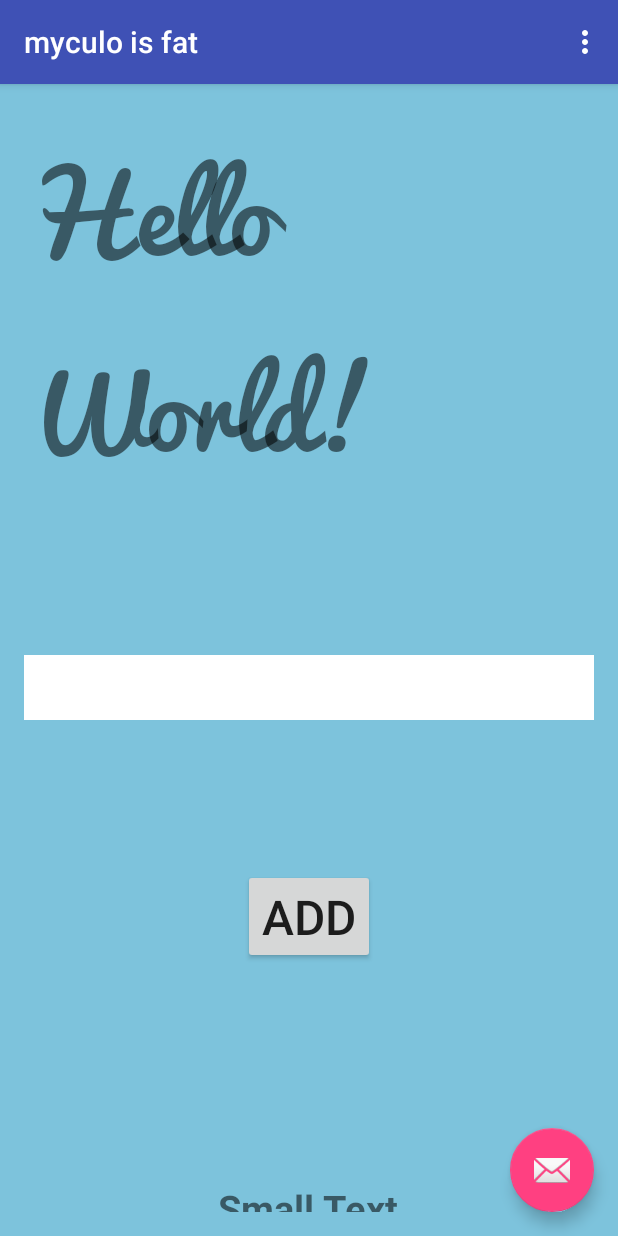
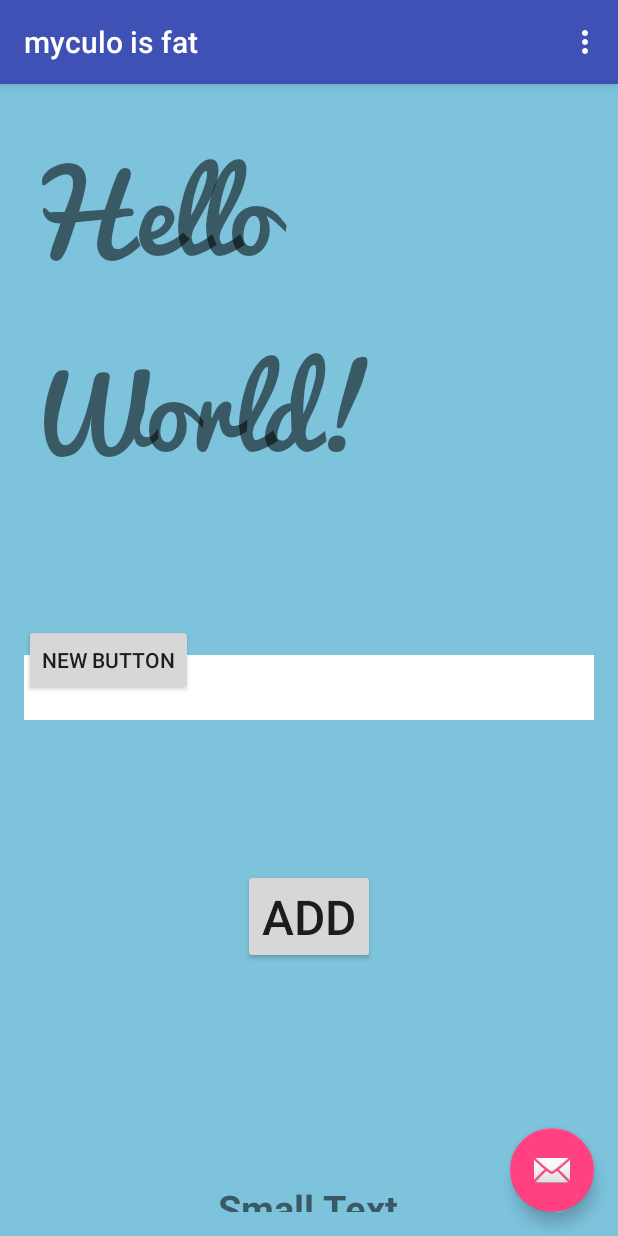
Before and after one commit to olmerchavarria2015/SpanishApp, an Android app: the screen it shows after launch (MainActivity), on a phone screen of 412 x 824 dp. Run offline under Robolectric (Android 15) with nearby library versions, the phone set to English and light mode, and no system bars.

```diff
--- a/app/src/main/java/com/example/adtjc/spanishapp/MainActivity.java
+++ b/app/src/main/java/com/example/adtjc/spanishapp/MainActivity.java
@@ -1,6 +1,7 @@
 package com.example.adtjc.spanishapp;
 
 import android.graphics.Typeface;
+import android.media.MediaPlayer;
 import android.os.Bundle;
 import android.support.design.widget.FloatingActionButton;
 import android.support.design.widget.Snackbar;
@@ -23,6 +24,8 @@ public class MainActivity extends AppCompatActivity {
     TextView t1;
     TextView t2;
     Map <String ,String> traductor;
+    MediaPlayer EnTono;
+
 
 
 
@@ -35,7 +38,9 @@ public class MainActivity extends AppCompatActivity {
         toolbar.setTitle("myculo is fat");
         setSupportActionBar(toolbar);
         traductor= new HashMap <String ,String>();
-        traductor.put("corazon","heart");
+        traductor.put("corazon", "heart");
+
+
 
 
         FloatingActionButton fab = (FloatingActionButton) findViewById(R.id.fab);
@@ -53,6 +58,15 @@ public class MainActivity extends AppCompatActivity {
 
 
 
+    }
+    public void SonidoPlay(View V){
+        EnTono = MediaPlayer.create(this,R.raw.bells);
+        EnTono.start();
+
+
+
+
+        //EnTono.release();
     }
     public void ButtonClicked(View v){
         traductor= new HashMap <String ,String>();
--- a/app/src/main/res/layout/content_main.xml
+++ b/app/src/main/res/layout/content_main.xml
@@ -60,4 +60,15 @@
         android:layout_marginTop="145dp"
         android:textSize="25dp" />
 
+    <Button
+        style="?android:attr/buttonStyleSmall"
+        android:layout_width="wrap_content"
+        android:layout_height="wrap_content"
+        android:text="New Button"
+        android:id="@+id/button2"
+        android:layout_centerVertical="true"
+        android:layout_alignParentLeft="true"
+        android:layout_alignParentStart="true"
+        android:onClick="SonidoPlay" />
+
 </RelativeLayout>
```
